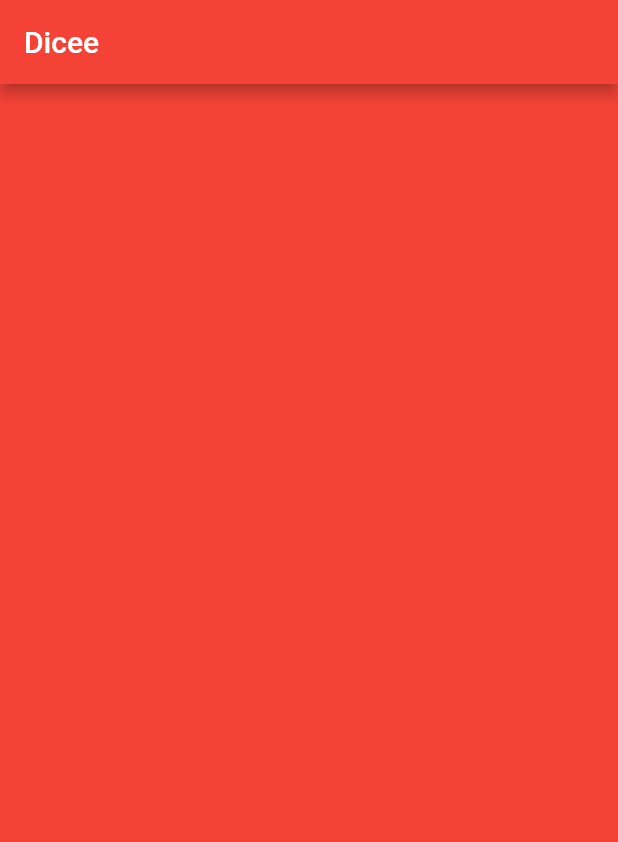
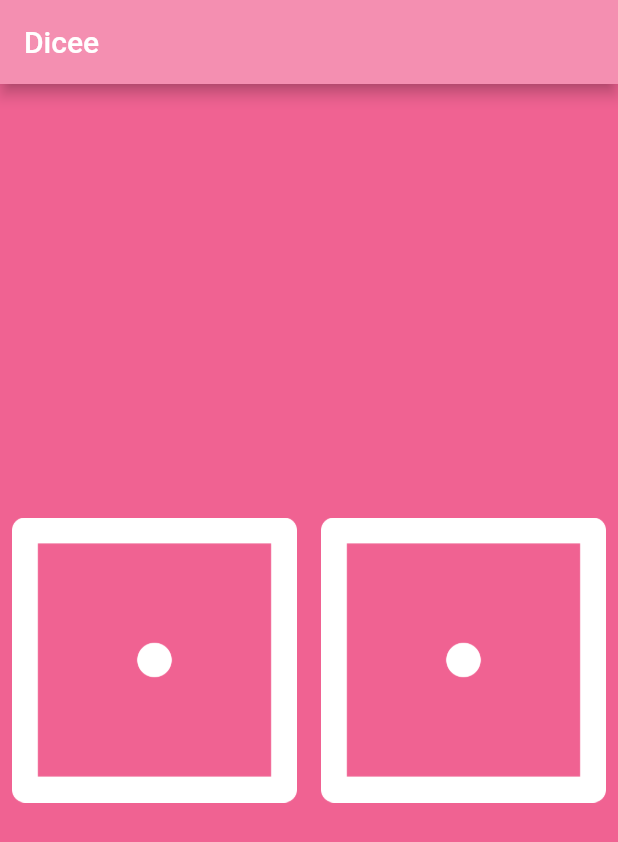
Before and after one commit to droidinnovation/dicee-flutter, a Flutter app: the screen it shows after launch, on a phone screen of 412 x 824 dp. Shown: the top 842 px of the screen. Run offline on Flutter 3.47's test engine with Material 2 defaults, Android fonts, the phone set to English and light mode, and no system bars.

```diff
--- a/lib/main.dart
+++ b/lib/main.dart
@@ -1,13 +1,14 @@
+import 'dart:math';
 import 'package:flutter/material.dart';
 
 void main() {
   return runApp(
     MaterialApp(
       home: Scaffold(
-        backgroundColor: Colors.red,
+        backgroundColor: Colors.pink[300],
         appBar: AppBar(
           title: Text('Dicee'),
-          backgroundColor: Colors.red,
+          backgroundColor: Colors.pink[200],
         ),
         body: DicePage(),
       ),
@@ -15,9 +16,47 @@ void main() {
   );
 }
 
-class DicePage extends StatelessWidget {
+class DicePage extends StatefulWidget {
+  const DicePage({Key key}) : super(key: key);
+
+  @override
+  State<DicePage> createState() => _DicePageState();
+}
+
+class _DicePageState extends State<DicePage> {
+  int leftDiceFace = 1;
+  int rightDiceFace = 1;
+
+  void changeDiceFace() {
+    setState(() {
+      leftDiceFace = Random().nextInt(6) + 1;
+      rightDiceFace = Random().nextInt(6) + 1;
+    });
+  }
+
   @override
   Widget build(BuildContext context) {
-    return Container();
+    return Center(
+      child: Row(
+        children: [
+          Expanded(
+            child: TextButton(
+              onPressed: () {
+                changeDiceFace();
+              },
+              child: Image.asset('images/dice$leftDiceFace.png'),
+            ),
+          ),
+          Expanded(
+            child: TextButton(
+              onPressed: () {
+                changeDiceFace();
+              },
+              child: Image.asset('images/dice$rightDiceFace.png'),
+            ),
+          ),
+        ],
+      ),
+    );
   }
 }
```
Also changed, not shown: 9 other files.
